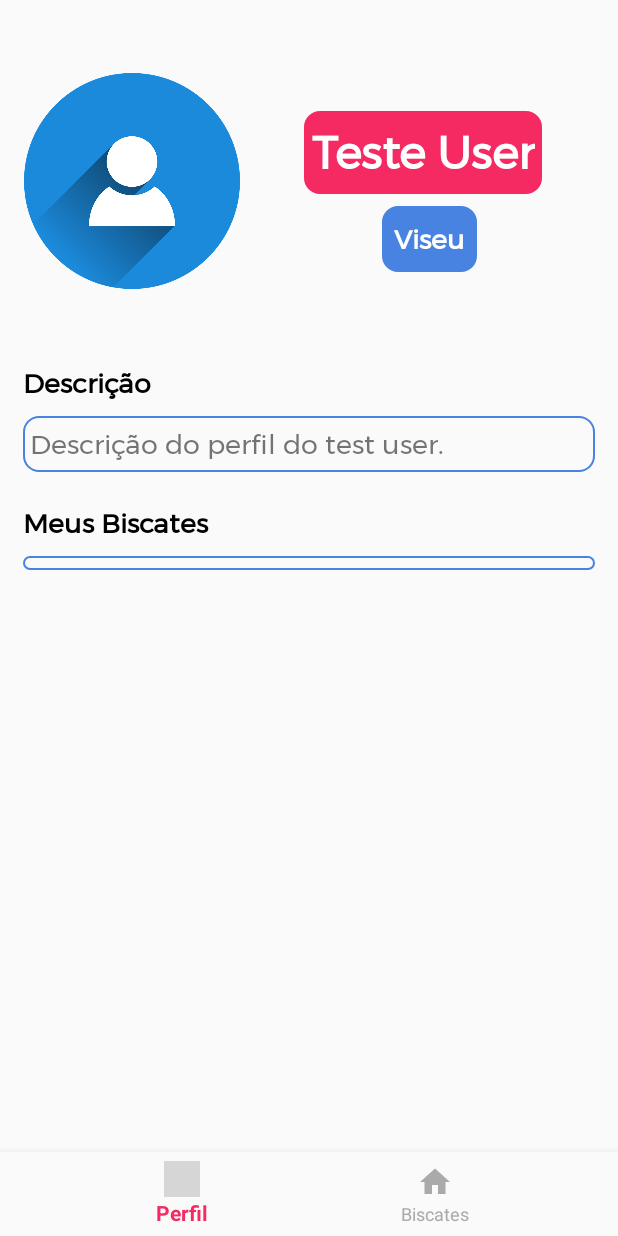
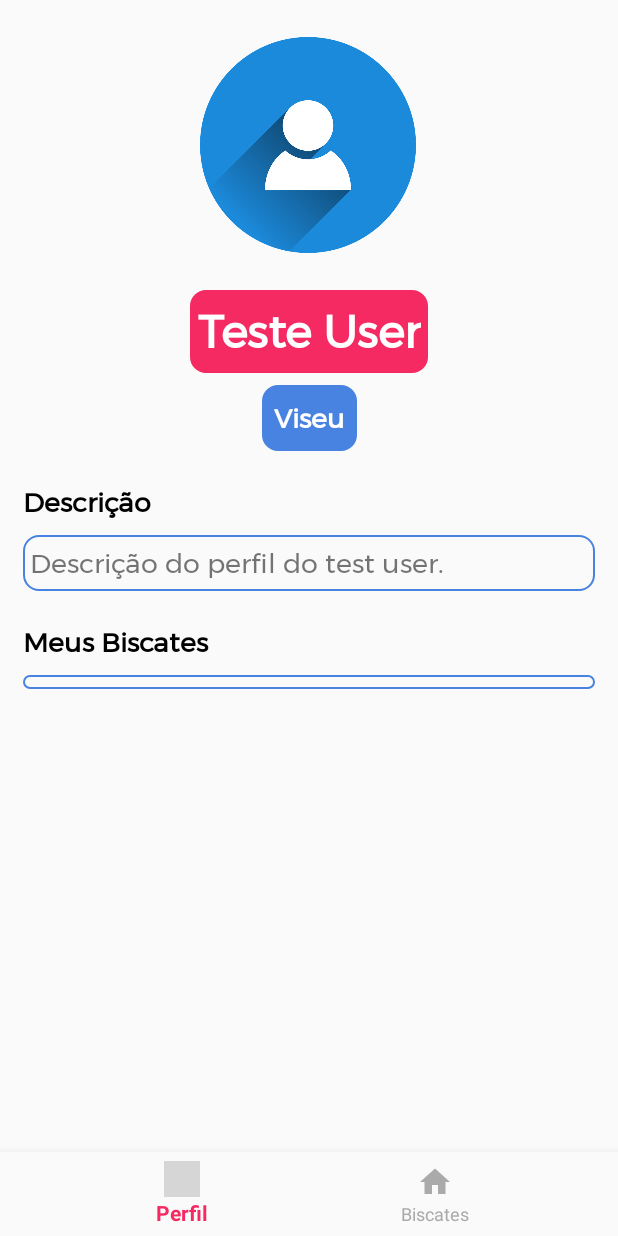
Before and after one commit to Diaj3/Biscates_AndroidApp, an Android app: the PerfilActivity screen opened directly, with no data from a screen before it, on a phone screen of 412 x 824 dp. Run offline under Robolectric (Android 15) with nearby library versions, the phone set to English and light mode, and no system bars; our stand-ins replace Firebase (no records; nobody signed in at launch, a user with empty details on screens opened directly); Roboto replaces fonts that are not available here; grey boxes are pictures that could not be loaded.

Commit message:
going ok only missing recycler view

```diff
--- a/app/build.gradle
+++ b/app/build.gradle
@@ -32,8 +32,7 @@ dependencies {
     implementation 'com.android.support:design:28.0.0'
     implementation 'com.google.firebase:firebase-auth:17.0.0'
     implementation "com.google.android.gms:play-services-gcm:16.1.0"
-    implementation 'com.android.support:appcompat-v7:25.2.0'
-
-
+    implementation 'com.android.support:recyclerview-v7:28.0.0'
+    implementation 'com.android.support:cardview-v7:28.0.0'
 }
 apply plugin: 'com.google.gms.google-services'  // Google Play services Gradle plugin
--- a/app/src/main/res/layout/activity_perfil.xml
+++ b/app/src/main/res/layout/activity_perfil.xml
@@ -26,10 +26,7 @@
                 android:id="@+id/namePerfil"
                 android:layout_width="wrap_content"
                 android:layout_height="wrap_content"
-                android:layout_marginStart="8dp"
-                android:layout_marginLeft="8dp"
-                android:layout_marginEnd="44dp"
-                android:layout_marginRight="44dp"
+                android:layout_marginTop="16dp"
                 android:background="@drawable/border"
                 android:fontFamily="@font/montserrat"
                 android:gravity="center|center_vertical"
@@ -39,12 +36,9 @@
                 android:textSize="30dp"
                 android:textStyle="bold"
                 app:backgroundTint="#FFF52A62"
-                app:layout_constraintBottom_toBottomOf="@+id/imageView3"
                 app:layout_constraintEnd_toEndOf="parent"
-                app:layout_constraintHorizontal_bias="0.846"
-                app:layout_constraintStart_toEndOf="@+id/imageView3"
-                app:layout_constraintTop_toTopOf="@+id/imageView3"
-                app:layout_constraintVertical_bias="0.321" />
+                app:layout_constraintStart_toStartOf="parent"
+                app:layout_constraintTop_toBottomOf="@+id/imageView3" />
 
             <TextView
                 android:id="@+id/cidadePerfil"
@@ -55,22 +49,22 @@
                 android:fontFamily="@font/montserrat"
                 android:gravity="center"
                 android:padding="8dp"
+
                 android:text="Viseu"
-
                 android:textColor="#ffffff"
                 android:textSize="18dp"
                 android:textStyle="bold"
                 app:backgroundTint="#4883e2"
-                app:layout_constraintEnd_toEndOf="@+id/namePerfil"
-                app:layout_constraintHorizontal_bias="0.547"
-                app:layout_constraintStart_toStartOf="@+id/namePerfil"
+                app:layout_constraintEnd_toEndOf="parent"
+                app:layout_constraintHorizontal_bias="0.5"
+                app:layout_constraintStart_toStartOf="parent"
                 app:layout_constraintTop_toBottomOf="@+id/namePerfil" />
 
             <TextView
                 android:id="@+id/descript"
                 android:layout_width="wrap_content"
                 android:layout_height="wrap_content"
-                android:layout_marginTop="40dp"
+                android:layout_marginTop="20dp"
                 android:fontFamily="@font/montserrat"
                 android:gravity="center"
                 android:text="Descrição"
@@ -78,7 +72,7 @@
                 android:textSize="18sp"
                 android:textStyle="bold"
                 app:layout_constraintStart_toStartOf="@+id/descricaoPerfil"
-                app:layout_constraintTop_toBottomOf="@+id/imageView3" />
+                app:layout_constraintTop_toBottomOf="@+id/cidadePerfil" />
 
             <TextView
                 android:id="@+id/descricaoPerfil"
@@ -114,9 +108,9 @@
                 android:id="@+id/imageView3"
                 android:layout_width="144dp"
                 android:layout_height="161dp"
-                android:layout_marginStart="16dp"
-                android:layout_marginLeft="16dp"
-                android:layout_marginTop="40dp"
+                android:layout_marginTop="16dp"
+                app:layout_constraintEnd_toEndOf="parent"
+                app:layout_constraintHorizontal_bias="0.498"
                 app:layout_constraintStart_toStartOf="parent"
                 app:layout_constraintTop_toTopOf="parent"
                 app:srcCompat="@drawable/def_user" />
--- a/build.gradle
+++ b/build.gradle
@@ -4,6 +4,9 @@ buildscript {
     repositories {
         google()
         jcenter()
+        maven{
+            url "https://maven.google.com"
+        }
 
     }
     dependencies {
```
Also changed, not shown: app/src/main/res/layout/activity_main.xml (+18 -12 lines), app/src/main/res/layout/activity_registo.xml (+23 -15 lines).
